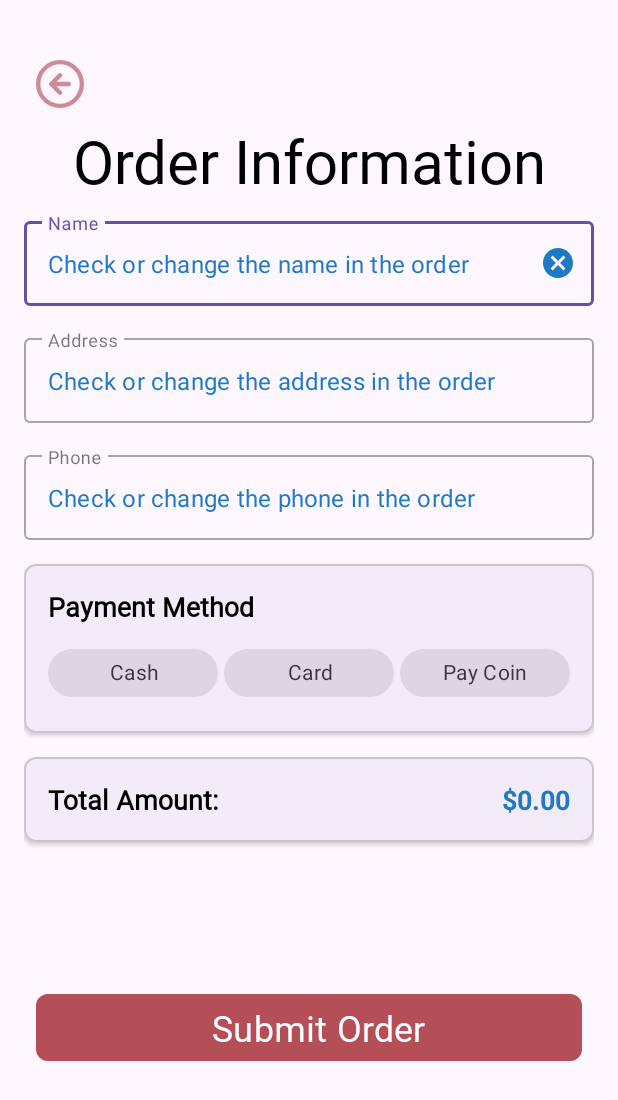
After one commit to Rothmann-Daniel/FoodDeliveryApp, an Android app: the DeliveryActivity screen opened directly, with no data from a screen before it, on a phone screen of 412 x 824 dp. The commit adds this screen. Shown: the top 1100 px of the screen. Run offline under Robolectric (Android 15) with nearby library versions, the phone set to English and light mode, and no system bars.

Commit message:
add DeliveryActivity

```diff
--- a/app/src/main/AndroidManifest.xml
+++ b/app/src/main/AndroidManifest.xml
@@ -4,9 +4,9 @@
 
     <application
         android:name=".presentation.ui.FoodDeliveryApp"
-        android:enableOnBackInvokedCallback="true"
         android:allowBackup="true"
         android:dataExtractionRules="@xml/data_extraction_rules"
+        android:enableOnBackInvokedCallback="true"
         android:fullBackupContent="@xml/backup_rules"
         android:icon="@mipmap/ic_launcher"
         android:label="@string/app_name"
@@ -14,6 +14,9 @@
         android:supportsRtl="true"
         android:theme="@style/Theme.FoodDelivery"
         tools:targetApi="31">
+        <activity
+            android:name=".presentation.ui.DeliveryActivity"
+            android:exported="false" />
         <activity
             android:name=".presentation.ui.DetailsActivity"
             android:exported="false" />
--- a/app/src/main/java/com/example/fooddelivery/domain/repository/CartRepository.kt
+++ b/app/src/main/java/com/example/fooddelivery/domain/repository/CartRepository.kt
@@ -8,7 +8,10 @@ import com.example.fooddelivery.domain.model.CartItem
 object CartRepository {
     private val _cartItems = mutableListOf<CartItem>()
     private val _cartItemsLiveData = MutableLiveData<List<CartItem>>()
+
+    private val _totalPriceLiveData = MutableLiveData<Double>(0.0) // Добавляем LiveData для суммы
     val cartItemsLiveData: LiveData<List<CartItem>> get() = _cartItemsLiveData
+    val totalPriceLiveData: LiveData<Double> get() = _totalPriceLiveData // Публичное свойство
 
     init {
         _cartItemsLiveData.value = _cartItems.toList()
@@ -54,5 +57,6 @@ object CartRepository {
 
     private fun updateLiveData() {
         _cartItemsLiveData.value = _cartItems.toList()
+        _totalPriceLiveData.value = getTotalPrice() // Обновляем сумму при каждом изменении
     }
 }
--- a/app/src/main/java/com/example/fooddelivery/presentation/fragments/CartFragment.kt
+++ b/app/src/main/java/com/example/fooddelivery/presentation/fragments/CartFragment.kt
@@ -1,22 +1,26 @@
 package com.example.fooddelivery.presentation.fragments
 
+import android.content.Intent
 import android.os.Bundle
-import androidx.fragment.app.Fragment
 import android.view.LayoutInflater
 import android.view.View
 import android.view.ViewGroup
+import androidx.fragment.app.Fragment
+import androidx.fragment.app.activityViewModels
 import androidx.recyclerview.widget.LinearLayoutManager
 import com.example.fooddelivery.R
 import com.example.fooddelivery.databinding.FragmentCartBinding
 import com.example.fooddelivery.domain.repository.CartRepository
 import com.example.fooddelivery.presentation.adapters.CartAdapter
+import com.example.fooddelivery.presentation.ui.DeliveryActivity
+import com.example.fooddelivery.presentation.ui.SharedViewModel
 import java.text.NumberFormat
 import java.util.Currency
-
 
 class CartFragment : Fragment() {
     private lateinit var binding: FragmentCartBinding
     private lateinit var cartAdapter: CartAdapter
+    private val sharedViewModel: SharedViewModel by activityViewModels()
 
     override fun onCreateView(
         inflater: LayoutInflater,
@@ -45,7 +49,7 @@ class CartFragment : Fragment() {
 
     private fun setupObservers() {
         CartRepository.cartItemsLiveData.observe(viewLifecycleOwner) { items ->
-            cartAdapter.submitList(items.toList()) // Явное преобразование в новый список
+            cartAdapter.submitList(items.toList())
             updateTotalPrice()
             checkIfCartEmpty()
         }
@@ -80,7 +84,11 @@ class CartFragment : Fragment() {
 
     private fun setupContinueButton() {
         binding.btContinueCart.setOnClickListener {
-            // Обработка перехода к оформлению заказа
+            val totalPrice = CartRepository.getTotalPrice()
+            val intent = Intent(requireContext(), DeliveryActivity::class.java).apply {
+                putExtra("TOTAL_AMOUNT", totalPrice) // Передаём сумму через Intent
+            }
+            startActivity(intent)
         }
     }
 }
--- /dev/null
+++ b/app/src/main/java/com/example/fooddelivery/presentation/ui/DeliveryActivity.kt
@@ -0,0 +1,35 @@
+package com.example.fooddelivery.presentation.ui
+
+import android.os.Bundle
+import androidx.appcompat.app.AppCompatActivity
+import com.example.fooddelivery.databinding.ActivityDeliveryBinding
+import com.example.fooddelivery.domain.repository.CartRepository
+import java.text.NumberFormat
+import java.util.Currency
+
+class DeliveryActivity : AppCompatActivity() {
+    private lateinit var binding: ActivityDeliveryBinding
+
+    override fun onCreate(savedInstanceState: Bundle?) {
+        super.onCreate(savedInstanceState)
+        binding = ActivityDeliveryBinding.inflate(layoutInflater)
+        setContentView(binding.root)
+
+        // Получаем сумму из Intent
+        val totalAmount = intent.getDoubleExtra("TOTAL_AMOUNT", 0.0)
+        updateTotalAmount(totalAmount)
+
+        // Если нужно отслеживать изменения в реальном времени:
+        CartRepository.totalPriceLiveData.observe(this) { amount ->
+            updateTotalAmount(amount)
+        }
+    }
+
+    private fun updateTotalAmount(amount: Double) {
+        val format = NumberFormat.getCurrencyInstance().apply {
+            currency = Currency.getInstance("USD")
+            maximumFractionDigits = 2
+        }
+        binding.tvTotalAmount.text = format.format(amount)
+    }
+}
--- /dev/null
+++ b/app/src/main/java/com/example/fooddelivery/presentation/ui/SharedViewModel.kt
@@ -0,0 +1,14 @@
+package com.example.fooddelivery.presentation.ui
+
+import androidx.lifecycle.LiveData
+import androidx.lifecycle.MutableLiveData
+import androidx.lifecycle.ViewModel
+
+class SharedViewModel : ViewModel() {
+    private val _totalAmount = MutableLiveData<Double>(0.0)  // Начальное значение 0.0
+    val totalAmount: LiveData<Double> = _totalAmount
+
+    fun setTotalAmount(amount: Double) {
+        _totalAmount.value = amount
+    }
+}
--- /dev/null
+++ b/app/src/main/res/layout/activity_delivery.xml
@@ -0,0 +1,244 @@
+<?xml version="1.0" encoding="utf-8"?>
+<androidx.constraintlayout.widget.ConstraintLayout xmlns:android="http://schemas.android.com/apk/res/android"
+    xmlns:app="http://schemas.android.com/apk/res-auto"
+    xmlns:tools="http://schemas.android.com/tools"
+    android:id="@+id/main"
+    android:layout_width="match_parent"
+    android:layout_height="match_parent"
+    android:padding="16dp"
+    tools:context=".presentation.ui.DeliveryActivity">
+
+    <!-- Back button -->
+    <androidx.appcompat.widget.AppCompatButton
+        android:id="@+id/btn_back_to_cart"
+        android:layout_width="32dp"
+        android:layout_height="32dp"
+        android:layout_marginStart="8dp"
+        android:layout_marginTop="24dp"
+        android:background="@drawable/ic_back"
+        android:outlineAmbientShadowColor="@color/btn_next_startActivity"
+        app:layout_constraintStart_toStartOf="parent"
+        app:layout_constraintTop_toTopOf="parent" />
+
+    <!-- title -->
+    <TextView
+        android:id="@+id/title_order_information"
+        style="@style/tv_title_SplashActivity"
+        android:layout_width="wrap_content"
+        android:layout_height="wrap_content"
+        android:layout_marginTop="8dp"
+        android:gravity="center"
+        android:text="@string/order_information"
+        android:textSize="40sp"
+        app:layout_constraintEnd_toEndOf="parent"
+        app:layout_constraintStart_toStartOf="parent"
+        app:layout_constraintTop_toBottomOf="@+id/btn_back_to_cart" />
+
+    <!-- TextInputLayout  -->
+    <com.google.android.material.textfield.TextInputLayout
+        android:id="@+id/name_container"
+        style="@style/Widget.MaterialComponents.TextInputLayout.OutlinedBox"
+        android:layout_width="0dp"
+        android:layout_height="wrap_content"
+        android:layout_marginTop="8dp"
+        android:hint="@string/name"
+        app:endIconMode="clear_text"
+        app:endIconTint="@color/blue"
+        app:layout_constraintEnd_toEndOf="parent"
+        app:layout_constraintStart_toStartOf="parent"
+        app:layout_constraintTop_toBottomOf="@+id/title_order_information">
+
+        <com.google.android.material.textfield.TextInputEditText
+            android:id="@+id/ed_name_delivery"
+            android:layout_width="match_parent"
+            android:layout_height="wrap_content"
+            android:inputType="textPersonName"
+            android:maxLines="1"
+            android:text="@string/check_name"
+            android:textColor="@color/blue" />
+    </com.google.android.material.textfield.TextInputLayout>
+
+    <com.google.android.material.textfield.TextInputLayout
+        android:id="@+id/address_container"
+        style="@style/Widget.MaterialComponents.TextInputLayout.OutlinedBox"
+        android:layout_width="0dp"
+        android:layout_height="wrap_content"
+        android:layout_marginTop="16dp"
+        android:hint="@string/address"
+        app:endIconMode="clear_text"
+        app:endIconTint="@color/blue"
+        app:layout_constraintEnd_toEndOf="parent"
+        app:layout_constraintStart_toStartOf="parent"
+        app:layout_constraintTop_toBottomOf="@+id/name_container">
+
+        <com.google.android.material.textfield.TextInputEditText
+            android:id="@+id/ed_address_delivery"
+            android:layout_width="match_parent"
+            android:layout_height="wrap_content"
+            android:inputType="textPostalAddress"
+            android:maxLines="2"
+            android:text="@string/check_address"
+            android:textColor="@color/blue" />
+    </com.google.android.material.textfield.TextInputLayout>
+
+    <com.google.android.material.textfield.TextInputLayout
+        android:id="@+id/phone_container"
+        style="@style/Widget.MaterialComponents.TextInputLayout.OutlinedBox"
+        android:layout_width="0dp"
+        android:layout_height="wrap_content"
+        android:layout_marginTop="16dp"
+        android:hint="@string/phone"
+        app:endIconMode="clear_text"
+        app:endIconTint="@color/blue"
+        app:layout_constraintEnd_toEndOf="parent"
+        app:layout_constraintStart_toStartOf="parent"
+        app:layout_constraintTop_toBottomOf="@+id/address_container">
+
+        <com.google.android.material.textfield.TextInputEditText
+            android:id="@+id/ed_phone_delivery"
+            android:layout_width="match_parent"
+            android:layout_height="wrap_content"
+            android:inputType="phone"
+            android:maxLines="1"
+            android:text="@string/check_phone"
+            android:textColor="@color/blue" />
+    </com.google.android.material.textfield.TextInputLayout>
+
+    <!-- Payment Method Section -->
+    <com.google.android.material.card.MaterialCardView
+        android:id="@+id/payment_card"
+        android:layout_width="0dp"
+        android:layout_height="wrap_content"
+        android:layout_marginTop="16dp"
+        app:cardCornerRadius="8dp"
+        app:cardElevation="2dp"
+        app:layout_constraintEnd_toEndOf="parent"
+        app:layout_constraintStart_toStartOf="parent"
+        app:layout_constraintTop_toBottomOf="@+id/phone_container">
+
+        <LinearLayout
+            android:layout_width="match_parent"
+            android:layout_height="wrap_content"
+            android:orientation="vertical"
+            android:padding="16dp"
+           >
+
+            <TextView
+                android:layout_width="match_parent"
+                android:layout_height="wrap_content"
+                android:layout_marginBottom="8dp"
+                android:fontFamily="@font/yeonsung"
+                android:text="Payment Method"
+                android:textColor="@color/black"
+                android:textSize="18sp"
+                android:textStyle="bold" />
+
+            <LinearLayout
+                android:layout_width="match_parent"
+                android:layout_height="wrap_content"
+                android:orientation="horizontal"
+                android:weightSum="3">
+
+                <com.google.android.material.chip.Chip
+                    android:id="@+id/chip_cash"
+                    style="@style/Widget.MaterialComponents.Chip.Choice"
+                    android:layout_width="0dp"
+                    android:layout_height="wrap_content"
+                    android:layout_marginEnd="4dp"
+                    android:layout_weight="1"
+                    android:checkable="true"
+                    android:fontFamily="@font/yeonsung"
+                    android:text="Cash"
+                    android:textAlignment="center"
+                    app:chipEndPadding="8dp"
+                    app:chipStartPadding="8dp"
+                    app:chipIcon="@drawable/ic_cash"/>
+
+                <com.google.android.material.chip.Chip
+                    android:id="@+id/chip_card"
+                    style="@style/Widget.MaterialComponents.Chip.Choice"
+                    android:layout_width="0dp"
+                    android:layout_height="wrap_content"
+                    android:layout_marginEnd="4dp"
+                    android:layout_weight="1"
+                    android:checkable="true"
+                    android:fontFamily="@font/yeonsung"
+                    android:gravity="center"
+                    android:text="Card"
+                    android:textAlignment="center"
+                    app:chipEndPadding="8dp"
+                    app:chipIcon="@drawable/ic_credit_card"
+                    app:chipStartPadding="8dp" />
+
+                <com.google.android.material.chip.Chip
+                    android:id="@+id/chip_online"
+                    style="@style/Widget.MaterialComponents.Chip.Choice"
+                    android:layout_width="0dp"
+                    android:layout_height="wrap_content"
+                    android:layout_weight="1"
+                    android:checkable="true"
+                    android:fontFamily="@font/yeonsung"
+                    android:text="Pay Coin"
+                    android:textAlignment="center"
+                    app:chipIcon="@drawable/ic_coin_payment"/>
+            </LinearLayout>
+        </LinearLayout>
+    </com.google.android.material.card.MaterialCardView>
+
+    <!-- Total Amount Section -->
+    <com.google.android.material.card.MaterialCardView
+        android:id="@+id/total_card"
+        android:layout_width="0dp"
+        android:layout_height="wrap_content"
+        android:layout_marginTop="16dp"
+        app:cardCornerRadius="8dp"
+        app:cardElevation="2dp"
+        app:layout_constraintEnd_toEndOf="parent"
+        app:layout_constraintStart_toStartOf="parent"
+        app:layout_constraintTop_toBottomOf="@+id/payment_card">
+
+        <LinearLayout
+            android:layout_width="match_parent"
+            android:layout_height="wrap_content"
+            android:gravity="center_vertical"
+            android:orientation="horizontal"
+            android:padding="16dp">
+
+            <TextView
+                android:layout_width="wrap_content"
+                android:layout_height="wrap_content"
+                android:fontFamily="@font/yeonsung"
+                android:text="Total Amount:"
+                android:textColor="@color/black"
+                android:textSize="18sp"
+                android:textStyle="bold" />
+
+            <TextView
+                android:id="@+id/tv_total_amount"
+                android:layout_width="match_parent"
+                android:layout_height="wrap_content"
+                android:gravity="end"
+                android:text="$0.00"
+                android:textColor="@color/blue"
+                android:textSize="18sp"
+                android:textStyle="bold" />
+        </LinearLayout>
+    </com.google.android.material.card.MaterialCardView>
+
+    <!-- Submit button -->
+    <com.google.android.material.button.MaterialButton
+        android:id="@+id/btn_submit"
+        style="@style/bt_next_StartActivity"
+        android:layout_width="0dp"
+        android:layout_height="wrap_content"
+        android:layout_marginStart="8dp"
+        android:layout_marginEnd="8dp"
+        android:layout_marginBottom="16dp"
+        android:text="@string/submit_order"
+        app:cornerRadius="8dp"
+        app:layout_constraintBottom_toBottomOf="parent"
+        app:layout_constraintEnd_toEndOf="parent"
+        app:layout_constraintStart_toStartOf="parent"
+        app:layout_constraintTop_toBottomOf="@+id/total_card" />
+
+</androidx.constraintlayout.widget.ConstraintLayout>
--- a/app/src/main/res/layout/fragment_cart.xml
+++ b/app/src/main/res/layout/fragment_cart.xml
@@ -56,6 +56,7 @@
         android:text="@string/empty_cart"
         android:fontFamily="@font/yeonsung"
         android:textColor="@color/blue_light"
+        android:textSize="20sp"
         android:visibility="gone"
         app:layout_constraintBottom_toBottomOf="parent"
         app:layout_constraintEnd_toEndOf="parent"
--- a/app/src/main/res/values/strings.xml
+++ b/app/src/main/res/values/strings.xml
@@ -83,7 +83,7 @@
 
     <!-- Cart -->
     <string name="continue_cart">Continue</string>
-    <string name="continue_with_price">Continue with price (%1$s)</string>
+    <string name="continue_with_price">Continue with price %1$s</string>
     <string name="design_price">$ 10,00</string>
     <string name="empty_cart">Your shopping cart is empty</string>
     <string name="item_added_to_cart">%s added to cart</string>
@@ -92,6 +92,16 @@
     <string name="delivery_time">Delivery time</string>
     <string name="delivery_fee">Delivery fee</string>
     <string name="delivery_address">Delivery address</string>
+    <string name="order_information">Order Information</string>
+    <string name="check_name">Сheck or change the name in the order</string>
+    <string name="check_address">Сheck or change the address in the order</string>
+    <string name="check_phone">Сheck or change the phone in the order</string>
+    <string name="submit_order">Submit Order</string>
+
+    <!-- Profile -->
+    <string name="name">Name</string>
+    <string name="address">Address</string>
+    <string name="phone">Phone</string>
 
     <!-- Other -->
     <string name="next">Next</string>
```
Also changed, not shown: app/src/main/res/drawable/ic_cash.png (added), app/src/main/res/drawable/ic_coin_payment.png (added), app/src/main/res/drawable/ic_credit_card.png (added).
